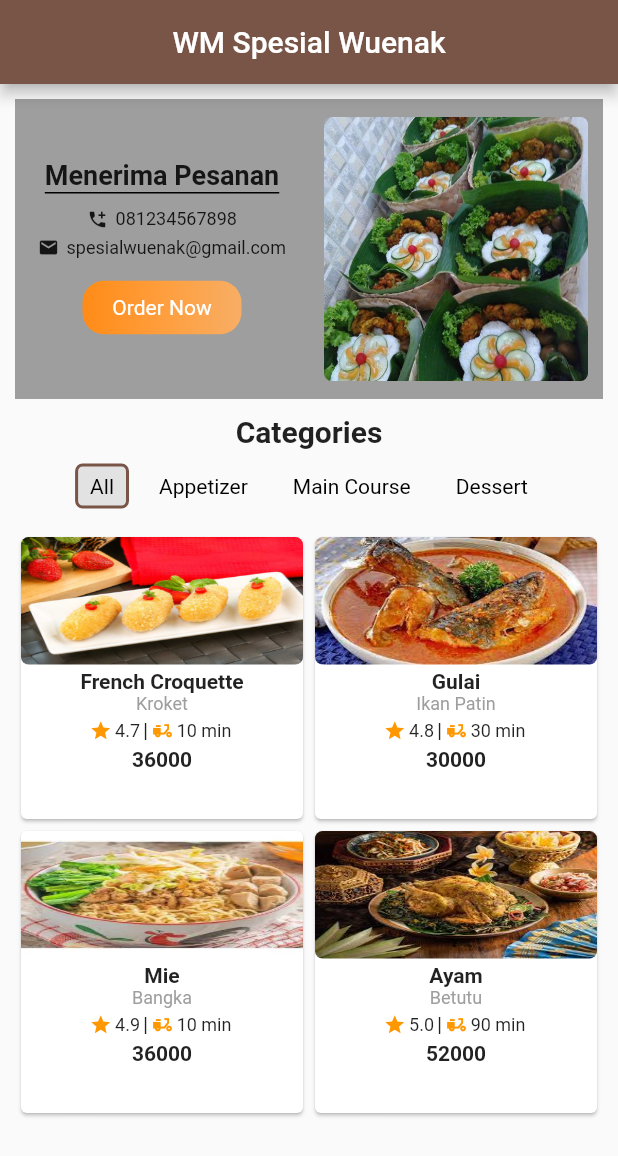
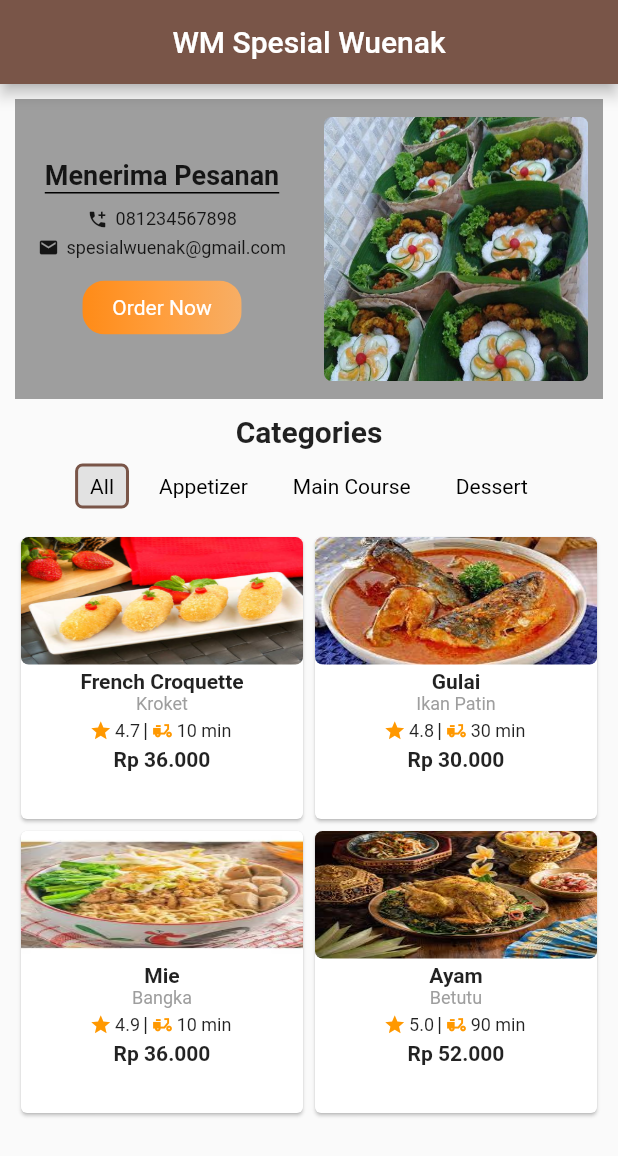
Before and after one commit to dewaasmara589/Belajar-Flutter, a Flutter app: the screen it shows after launch, on a phone screen of 412 x 824 dp. Shown: the top 1156 px of the screen. Run offline on Flutter 3.47's test engine with Material 2 defaults, Android fonts, the phone set to English and light mode, and no system bars.

Commit message:
submission_flutter_pemula_dicoding : Complete Detail Class and make currency format

```diff
--- a/submission_flutter_pemula_dicoding/lib/data.dart
+++ b/submission_flutter_pemula_dicoding/lib/data.dart
@@ -3,7 +3,7 @@ import 'package:submission_flutter_pemula_dicoding/dataModel.dart';
 List<dataModel> listDataModel = [
   dataModel(id: 1, image: "assets/images/content2.jpg",
       title: "French Croquette", subTitle: "Kroket", rating: 4.7,
-      duration: "10 min", price: "36000", type: "Appetizer",
+      duration: "10 min", price: 36000, type: "Appetizer",
       desc: "French Croquette atau di Indonesia lebih dikenal dengan "
           "sebutan kroket adalah makanan berbahan dasar kentang. "
           "Selain kentang, di dalamnya dicampurkan juga daging lalu "
@@ -12,7 +12,7 @@ List<dataModel> listDataModel = [
           "Belanda ini biasanya dibungkus menggunakan kertas krep"),
   dataModel(id: 2, image: "assets/images/content3.jpg",
       title: "Gulai", subTitle: "Ikan Patin", rating: 4.8,
-      duration: "30 min", price: "30000", type: "Main Course",
+      duration: "30 min", price: 30000, type: "Main Course",
       desc: "Seperti namanya, gulai yang satu ini berbahan dasar ikan patin "
           "yang diberi bumbu-bumbu dan rempah kemudian dimasak. Tak hanya "
           "lezat, makanan ini juga kaya akan gizi.Gulai ikan patin cocok "
@@ -20,25 +20,25 @@ List<dataModel> listDataModel = [
           "goreng dan nasi putih."),
   dataModel(id: 3, image: "assets/images/content4.jpg",
       title: "Mie", subTitle: "Bangka", rating: 4.9,
-      duration: "10 min", price: "36000", type: "Main Course",
+      duration: "10 min", price: 36000, type: "Main Course",
       desc: "Mi Bangka atau dikenal juga dengan nama bakmi Bangka "
           "merupakan hidangan tradisional dari Provinsi Bangka Belitung. "
           "Kuliner ini biasanya ditambah dengan aneka topping seperti "
           "bakso sapi, udang, irisan ayam, dan lainnya."),
   dataModel(id: 4, image: "assets/images/content5.jpg",
       title: "Ayam", subTitle: "Betutu", rating: 5.0,
-      duration: "90 min", price: "52000", type: "Main Course",
+      duration: "90 min", price: 52000, type: "Main Course",
       desc: "Ayam betutu merupakan hidangan khas Bali, terbuat dari daging "
           "ayam utuh dan dimasak dengan bumbu base genep."),
   dataModel(id: 5, image: "assets/images/content6.jpg",
       title: "Ayam", subTitle: "Taliwang", rating: 4.9,
-      duration: "80 min", price: "55000", type: "Main Course",
+      duration: "80 min", price: 55000, type: "Main Course",
       desc: "Ayam Taliwang adalah makanan khas yang berasal dari Karang "
           "Taliwang, Mataram, Nusa Tenggara Barat. Makanan ini berbahan "
           "dasar daging ayam."),
   dataModel(id: 6, image: "assets/images/content7.jpg",
       title: "Soto", subTitle: "Banjar", rating: 4.8,
-      duration: "15 min", price: "25000", type: "Main Course",
+      duration: "15 min", price: 25000, type: "Main Course",
       desc: "Soto Banjar adalah soto ayam berempah yang lahir di tengah "
           "masyarakat suku Banjar di Kalimantan Selatan. Bisa dibilang juga "
           "bahkan hidangan ini adalah salah satu masakan terpopuler "
@@ -50,26 +50,26 @@ List<dataModel> listDataModel = [
           "susu ke dalam kaldunya sehinga kuah soto nampak lebih keruh."),
   dataModel(id: 7, image: "assets/images/content8.jpg",
       title: "Soto", subTitle: "Betawi", rating: 4.8,
-      duration: "17 min", price: "28000", type: "Main Course",
+      duration: "17 min", price: 28000, type: "Main Course",
       desc: "Soto Betawi merupakan salah satu jenis soto khas Nusantara "
           "yang paling digemari. Berkuah putih dan cukup kental, soto Betawi "
           "ada yang terbuat dari santan kelapa atau susu."),
   dataModel(id: 8, image: "assets/images/content9.jpg",
       title: "Turkish Baklava", subTitle: "with Turkish Tea", rating: 4.6,
-      duration: "10 min", price: "23000", type: "Dessert",
+      duration: "10 min", price: 23000, type: "Dessert",
       desc: "sejenis makanan ringan di kawasan Turki dan daerah-daerah "
           "tempat mantan kekuasaan Kesultanan Utsmaniyah. Makanan ini "
           "terdiri dari kacang walnut atau pistache yang dicincang dan "
           "diberi pemanis (gula atau madu) dan dibungkus adonan roti tipis"),
   dataModel(id: 9, image: "assets/images/content10.jpg",
       title: "Salad", subTitle: "Buah, Yoghurt", rating: 4.8,
-      duration: "5 min", price: "28000", type: "Appetizer",
+      duration: "5 min", price: 28000, type: "Appetizer",
       desc: "Jika Anda sedang ingin memaksimalkan program diet, salad buah "
           "yoghurt merupakan salah satu menu yang pas disantap sebagai "
           "hidangan penutup Anda."),
   dataModel(id: 10, image: "assets/images/content11.jpg",
       title: "Gudeg", subTitle: "Yogyakarta", rating: 5.0,
-      duration: "30 min", price: "40000", type: "Main Course",
+      duration: "30 min", price: 40000, type: "Main Course",
       desc: "Gudeg merupakan masakan yang berbahan utama nangka muda atau "
           "oleh warga lokal disebut gori. Dalam prosesnya, potongan daging "
           "nangka ini direbus dengan gula merah dan santan dengan api kecil "
--- a/submission_flutter_pemula_dicoding/lib/dataModel.dart
+++ b/submission_flutter_pemula_dicoding/lib/dataModel.dart
@@ -7,7 +7,7 @@ class dataModel{
   var subTitle = "";
   var rating;
   var duration = "";
-  var price = "";
+  var price;
   var type = "";
   var desc = "";
 
--- a/submission_flutter_pemula_dicoding/lib/main.dart
+++ b/submission_flutter_pemula_dicoding/lib/main.dart
@@ -1,4 +1,5 @@
 import 'package:flutter/material.dart';
+import "package:intl/intl.dart";
 import 'package:submission_flutter_pemula_dicoding/data.dart';
 import 'package:submission_flutter_pemula_dicoding/dataModel.dart';
 import 'package:submission_flutter_pemula_dicoding/orderNow.dart';
@@ -193,6 +194,12 @@ class _MenuText extends State<MenuText> {
 
   late List<dataModel> newDataList = [];
 
+  NumberFormat currencyFormatter = NumberFormat.currency(
+    locale: 'id',
+    symbol: 'Rp ',
+    decimalDigits: 0,
+  );
+
   @override
   Widget build(BuildContext context) {
     if (selectedValue == 'All'){
@@ -355,7 +362,7 @@ class _MenuText extends State<MenuText> {
                         ],
                       ),
                       const SizedBox(height: 3,),
-                      Text(data.price,
+                      Text(currencyFormatter.format(data.price),
                         textAlign: TextAlign.center,
                         style: const TextStyle(
                           fontSize: 14.0,
--- a/submission_flutter_pemula_dicoding/pubspec.yaml
+++ b/submission_flutter_pemula_dicoding/pubspec.yaml
@@ -35,6 +35,7 @@ dependencies:
   # The following adds the Cupertino Icons font to your application.
   # Use with the CupertinoIcons class for iOS style icons.
   cupertino_icons: ^1.0.2
+  intl: ^0.18.1
 
 dev_dependencies:
   flutter_test:
```
Also changed, not shown: submission_flutter_pemula_dicoding/lib/detail.dart (+54 -22 lines), submission_flutter_pemula_dicoding/pubspec.lock.
